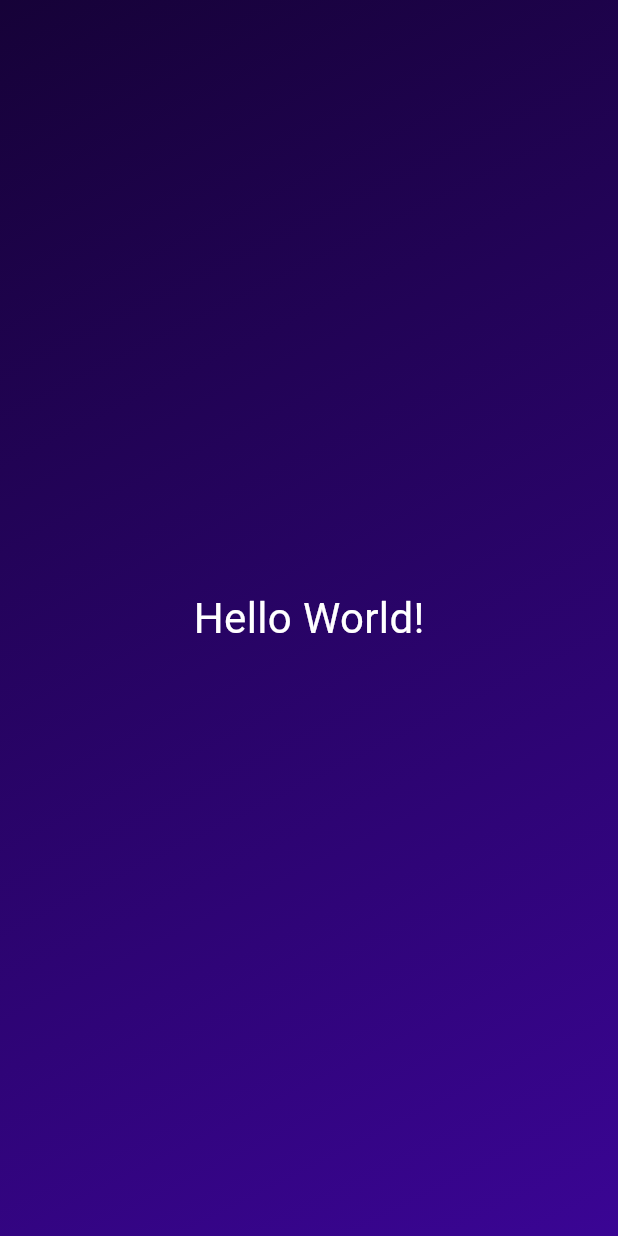
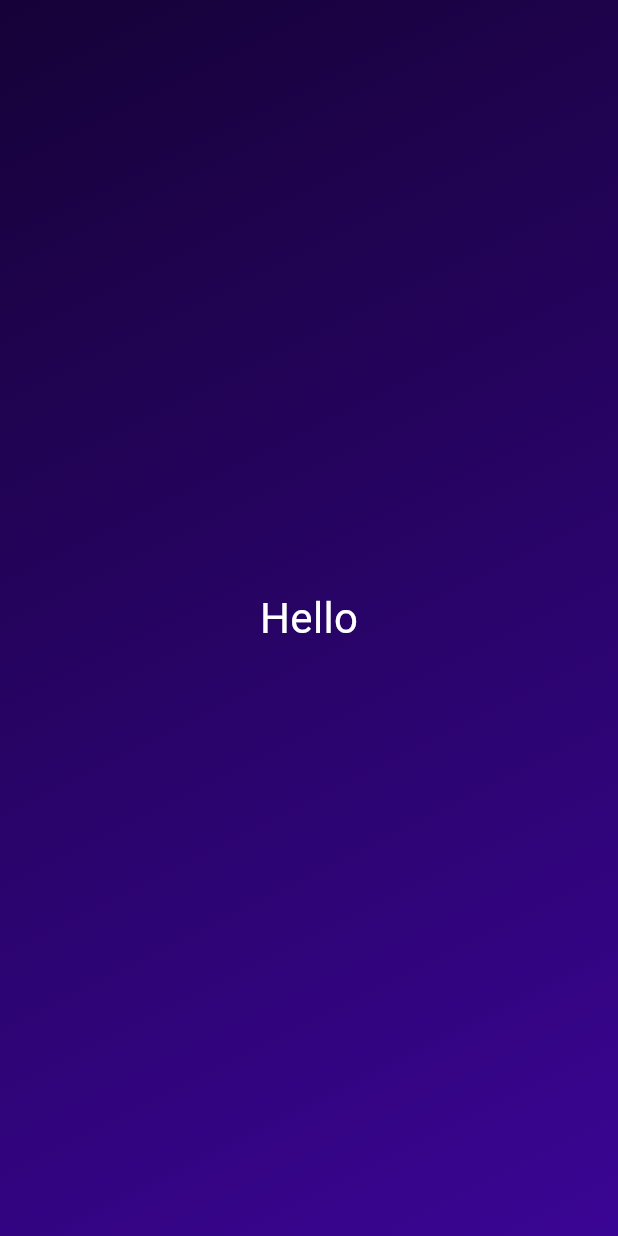
Before and after one commit to pulpetto/Roll-Dice-App, a Flutter app: the screen it shows after launch, on a phone screen of 412 x 824 dp. Run offline on Flutter 3.47's test engine with Material 3 defaults, Android fonts, the phone set to English and light mode, and no system bars.

Commit message:
add custom text & gradient

```diff
--- a/lib/gradient_container.dart
+++ b/lib/gradient_container.dart
@@ -2,22 +2,21 @@ import 'package:flutter/material.dart';
 import 'package:roll_dice_app/styled_text.dart';
 
 class GradientContainer extends StatelessWidget {
-  const GradientContainer({super.key});
+  const GradientContainer(this.colors, {super.key});
+
+  final List<Color> colors;
 
   @override
   Widget build(BuildContext context) {
     return Container(
-      decoration: const BoxDecoration(
+      decoration: BoxDecoration(
         gradient: LinearGradient(
-          colors: [
-            Color.fromARGB(255, 22, 2, 56),
-            Color.fromARGB(255, 58, 5, 148),
-          ],
+          colors: colors,
           begin: Alignment.topLeft,
           end: Alignment.bottomRight,
         ),
       ),
-      child: const Center(child: StyledText()),
+      child: const Center(child: StyledText('Hello')),
     );
   }
 }
--- a/lib/main.dart
+++ b/lib/main.dart
@@ -2,5 +2,14 @@ import 'package:flutter/material.dart';
 import 'gradient_container.dart';
 
 void main() {
-  runApp(MaterialApp(home: Scaffold(body: GradientContainer())));
+  runApp(
+    MaterialApp(
+      home: Scaffold(
+        body: GradientContainer([
+          Color.fromARGB(255, 22, 2, 56),
+          Color.fromARGB(255, 58, 5, 148),
+        ]),
+      ),
+    ),
+  );
 }
--- a/lib/styled_text.dart
+++ b/lib/styled_text.dart
@@ -1,13 +1,12 @@
 import 'package:flutter/material.dart';
 
 class StyledText extends StatelessWidget {
-  const StyledText({super.key});
+  const StyledText(this.text, {super.key});
+
+  final String text;
 
   @override
   Widget build(BuildContext context) {
-    return Text(
-      'Hello World!',
-      style: TextStyle(color: Colors.white, fontSize: 28.0),
-    );
+    return Text(text, style: TextStyle(color: Colors.white, fontSize: 28.0));
   }
 }
```
